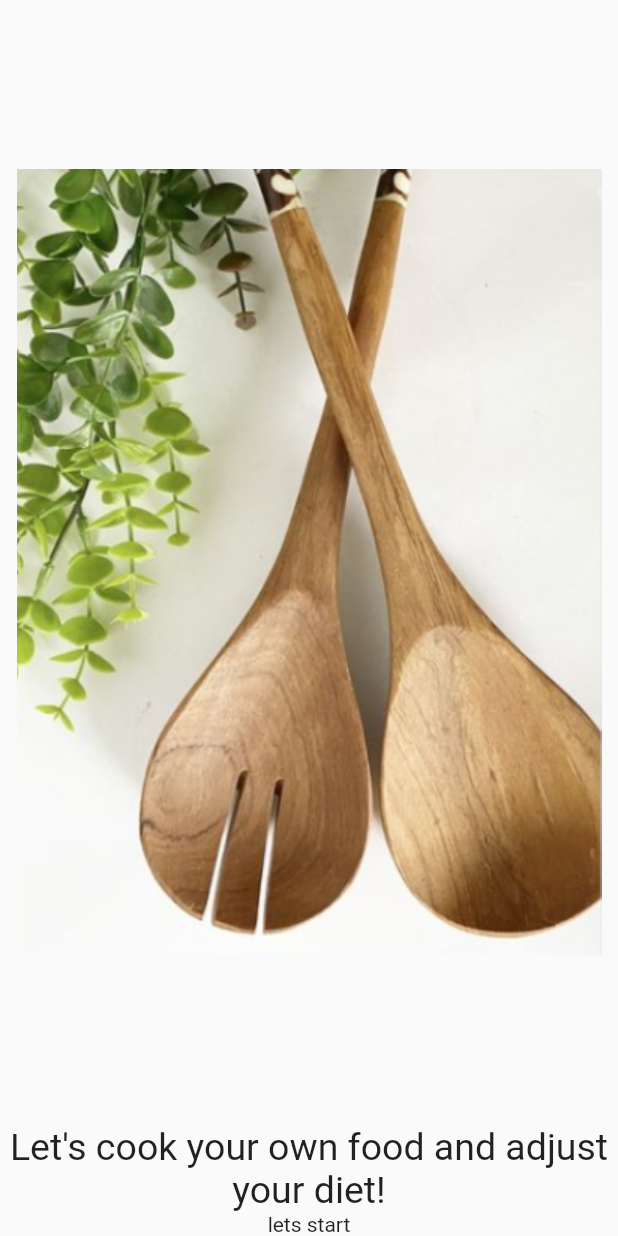
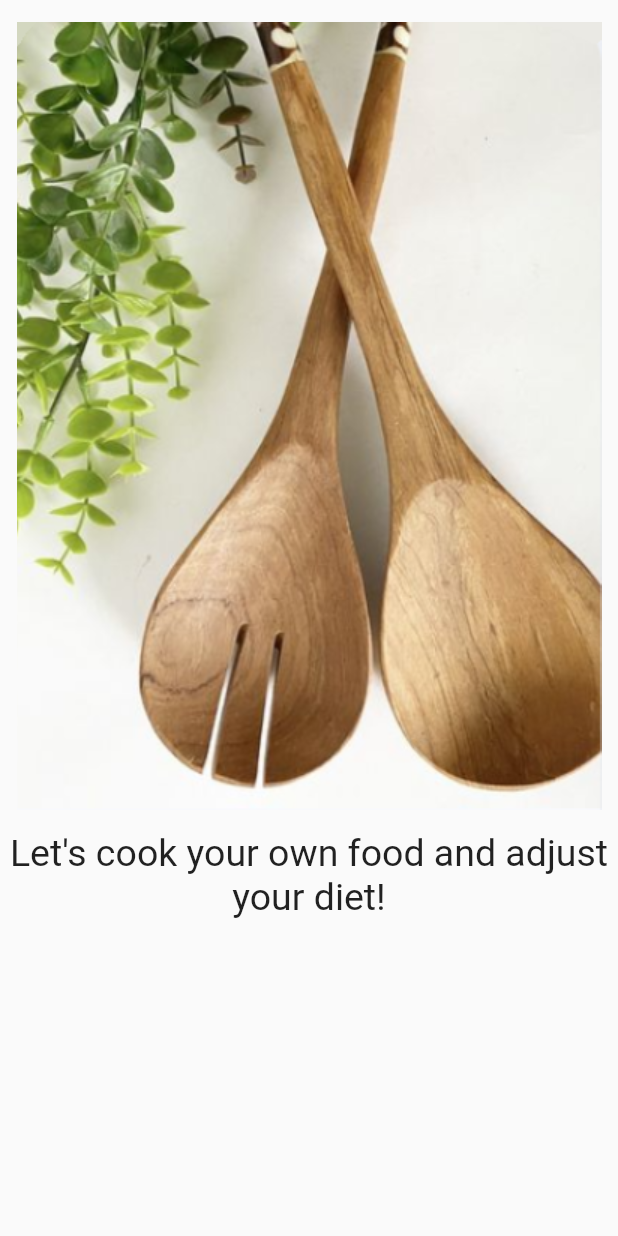
Before and after one commit to MaryemJaouadii/Foody, a Flutter app: the screen it shows after launch, on a phone screen of 412 x 824 dp. Run offline on Flutter 3.47's test engine with Material 2 defaults, Android fonts, the light colour scheme and no system bars; our stand-ins replace speech_to_text.

Commit message:
get main

```diff
--- a/lib/main.dart
+++ b/lib/main.dart
@@ -1,5 +1,6 @@
 import 'dart:async';
 import 'package:flutter/material.dart';
+import 'screens/LoginScreen.dart';
 
 
 
@@ -21,8 +22,6 @@ class MyApp extends StatelessWidget {
       home: SplashScreen(),
       theme: ThemeData(
         brightness: Brightness.light,
-         // primaryColor: kprimaryColor,
-          //fontFamily: 'Noto Naskh Arabic'
       ),
     );
   }
@@ -42,7 +41,7 @@ class _SplashScreenState extends State<SplashScreen> {
   @override
   void initState() {
     super.initState();
-    Timer(Duration(seconds: 3), () {
+    Timer(Duration(seconds: 300), () {
       Navigator.of(context)
           .pushReplacement(MaterialPageRoute(builder: (_) => HomePage()));
     });
@@ -54,17 +53,18 @@ class _SplashScreenState extends State<SplashScreen> {
 
     return Scaffold(
 
-        body: Column(
+        body: Stack(
           children: [
 
-            Expanded(
-              child:  Image.asset(
+            Column(
+              children: [
+                Image.asset(
                   'images/splash.png',
+                  width: MediaQuery.of(context).size.width,
                 ),
+                Text("Let's cook your own food and adjust your diet!", style: TextStyle(fontSize: 25), textAlign: TextAlign.center,)
+              ],
             ),
-            Center(child: Text("Let's cook your own food and adjust your diet!", style: TextStyle(fontSize: 25),textAlign: TextAlign.center,),
-            ),
-            Text('lets start')
           ],
         ));
 
@@ -94,9 +94,10 @@ class _HomePageState extends State<HomePage> {
         //primaryColor: kprimaryColor,
         // fontFamily: 'Noto Naskh Arabic'
       ),
-     // initialRoute: LoginScreen.id,
+      initialRoute: LoginScreen.id,
 
       routes: {
+        LoginScreen.id : (context) => LoginScreen(),
 
 
 
```
Also changed, not shown: 1 other file. Lines whose indentation alone changed are shown as unchanged.
